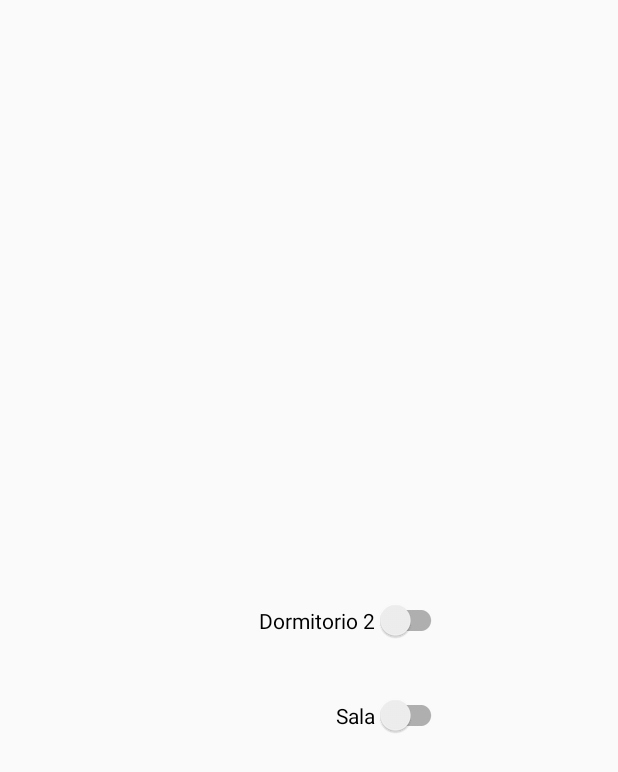
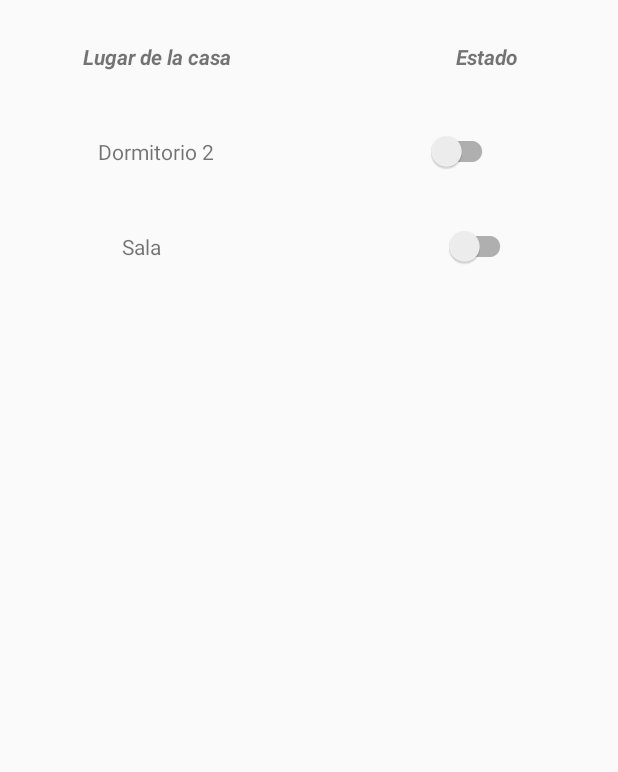
Before and after one commit to Conkertafolla/TT, an Android app: the localizacion screen opened directly, with no data from a screen before it, on a phone screen of 412 x 824 dp. Shown: the top 772 px of the screen. Run offline under Robolectric (Android 15) with nearby library versions, the phone set to English and light mode, and no system bars; our stand-ins replace Volley; network calls fail.

Commit message:
Update activity_localizacion.xml
Cambio de diseño

```diff
--- a/app/src/main/res/layout/activity_localizacion.xml
+++ b/app/src/main/res/layout/activity_localizacion.xml
@@ -8,7 +8,7 @@
 
     <RelativeLayout
         android:id="@+id/relativeLayout5"
-            android:layout_width="344dp"
+        android:layout_width="366dp"
         android:layout_height="63dp"
         android:layout_marginBottom="442dp"
         android:layout_marginEnd="8dp"
@@ -16,36 +16,69 @@
         android:layout_marginTop="6dp"
         app:layout_constraintBottom_toBottomOf="parent"
         app:layout_constraintEnd_toEndOf="parent"
-            app:layout_constraintHorizontal_bias="1.0"
         app:layout_constraintStart_toStartOf="parent"
         app:layout_constraintTop_toTopOf="parent"
-            app:layout_constraintVertical_bias="1.0"></RelativeLayout>
+        app:layout_constraintVertical_bias="0.0">
+
+        <TextView
+            android:id="@+id/textView7"
+            android:layout_width="wrap_content"
+            android:layout_height="wrap_content"
+            android:layout_alignParentStart="true"
+            android:layout_centerVertical="true"
+            android:layout_marginStart="32dp"
+            android:text="Lugar de la casa"
+            android:textStyle="bold|italic" />
+
+        <TextView
+            android:id="@+id/textView8"
+            android:layout_width="wrap_content"
+            android:layout_height="wrap_content"
+            android:layout_alignParentEnd="true"
+            android:layout_centerVertical="true"
+            android:layout_marginEnd="44dp"
+            android:text="Estado"
+            android:textStyle="bold|italic" />
+    </RelativeLayout>
+
     <RelativeLayout
         android:id="@+id/relativeLayout6"
-            android:layout_width="344dp"
+        android:layout_width="368dp"
         android:layout_height="63dp"
         android:layout_marginBottom="379dp"
         android:layout_marginEnd="8dp"
         android:layout_marginStart="8dp"
         app:layout_constraintBottom_toBottomOf="parent"
         app:layout_constraintEnd_toEndOf="parent"
+        app:layout_constraintHorizontal_bias="0.0"
         app:layout_constraintStart_toStartOf="parent"
-            app:layout_constraintTop_toBottomOf="@+id/relativeLayout5">
+        app:layout_constraintTop_toBottomOf="@+id/relativeLayout5"
+        app:layout_constraintVertical_bias="0.0">
+
         <android.support.v7.widget.SwitchCompat
             android:id="@+id/dormitorio"
             android:layout_width="wrap_content"
             android:layout_height="wrap_content"
             android:layout_alignParentEnd="true"
             android:layout_centerVertical="true"
-                android:layout_marginEnd="80dp"
-                android:text="@string/dormitorio_2"
+            android:layout_marginEnd="44dp"
+            android:showText="false"
             tools:layout_editor_absoluteX="352dp"
-                tools:layout_editor_absoluteY="28dp"
-                android:showText="false"/>
+            tools:layout_editor_absoluteY="28dp" />
+
+        <TextView
+            android:id="@+id/textView5"
+            android:layout_width="wrap_content"
+            android:layout_height="wrap_content"
+            android:layout_alignParentStart="true"
+            android:layout_centerVertical="true"
+            android:layout_marginStart="57dp"
+            android:text="@string/dormitorio_2" />
     </RelativeLayout>
+
     <RelativeLayout
         android:id="@+id/relativeLayout7"
-            android:layout_width="344dp"
+        android:layout_width="364dp"
         android:layout_height="63dp"
         android:layout_marginBottom="316dp"
         android:layout_marginEnd="8dp"
@@ -53,18 +86,28 @@
         app:layout_constraintBottom_toBottomOf="parent"
         app:layout_constraintEnd_toEndOf="parent"
         app:layout_constraintStart_toStartOf="parent"
-            app:layout_constraintTop_toBottomOf="@+id/relativeLayout6">
+        app:layout_constraintTop_toBottomOf="@+id/relativeLayout6"
+        app:layout_constraintVertical_bias="0.0">
+
         <android.support.v7.widget.SwitchCompat
             android:id="@+id/sala"
             android:layout_width="wrap_content"
             android:layout_height="wrap_content"
             android:layout_alignParentEnd="true"
             android:layout_centerVertical="true"
-                android:layout_marginEnd="80dp"
-                android:text="@string/sala"
+            android:layout_marginEnd="44dp"
+            android:showText="false"
             tools:layout_editor_absoluteX="352dp"
-                tools:layout_editor_absoluteY="28dp"
-                android:showText="false"/>
+            tools:layout_editor_absoluteY="28dp" />
+
+        <TextView
+            android:id="@+id/textView6"
+            android:layout_width="wrap_content"
+            android:layout_height="wrap_content"
+            android:layout_alignParentStart="true"
+            android:layout_centerVertical="true"
+            android:layout_marginStart="57dp"
+            android:text="@string/sala" />
     </RelativeLayout>
 
 
```
Lines whose indentation alone changed are shown as unchanged.
